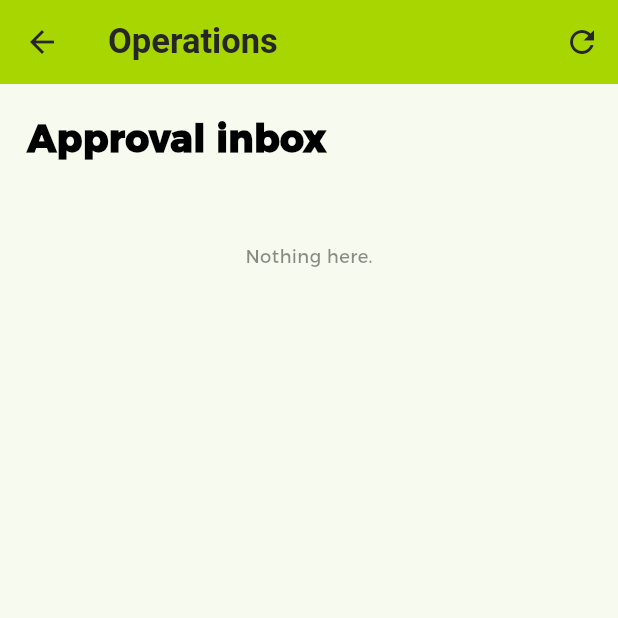
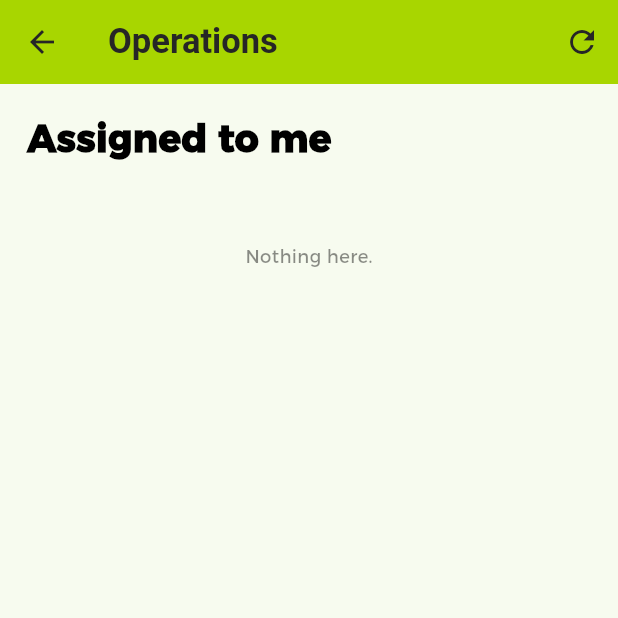
Before and after one commit to Innovatyou/Portal.trinitysecuritiesltd.com, a Flutter app: the OperationsScreen screen opened by its route, item 3 of the bottom bar chosen, after a tap on the "refresh" icon, on a phone screen of 412 x 824 dp, the top half of it. Run offline on Flutter 3.47's test engine with Material 3 defaults, Android fonts, the phone set to English and light mode, and no system bars; our stand-ins replace cached_network_image, contained_tab_bar_view, file_picker, flutter_html, flutter_spinkit, flutter_svg and 8 more; missing offline and left inert: pdfx; accounts and stored records are empty; network calls fail.

Commit message:
Mobile app: revoke a mistaken approval, list other pending requests
Matches the server changes in #5:
- Approvals tab: "Assigned to me" now holds only the user's own
  assignments; override holders also get an "Other pending requests"
  section from the new pending/others endpoint (hidden on 403).
- Request screen: "Revoke my approval" card when the API reports
  can_revoke_approval, asking for a reason before calling
  requests/{id}/revoke-approval.
- Bump version to 1.0.1+2.

Co-Authored-By: Claude Opus 5.5 <noreply@anthropic.com>

```diff
--- a/realise_customer/lib/data/controller/operations/operations_controller.dart
+++ b/realise_customer/lib/data/controller/operations/operations_controller.dart
@@ -9,17 +9,24 @@ import 'package:realise/view/components/snack_bar/show_custom_snackbar.dart';
 
 class OperationsController extends GetxController {
  final OperationsRepo repo; OperationsController({required this.repo});
- bool loading=false,submitting=false; Map<String,dynamic> stats={}; List<OperationsRequest> mine=[],inbox=[];List<OperationsWorkflow> workflowList=[];OperationsDetail? detailData;
- Future<void> load()async{loading=true;update();await Future.wait([loadStats(),loadMine(),loadInbox()]);loading=false;update();}
+ bool loading=false,submitting=false; Map<String,dynamic> stats={}; List<OperationsRequest> mine=[],inbox=[],others=[];
+ /// True once the server has confirmed this user may see others' pending
+ /// requests (operations_admin_override); hides that section otherwise.
+ bool canSeeOthers=false;List<OperationsWorkflow> workflowList=[];OperationsDetail? detailData;
+ Future<void> load()async{loading=true;update();await Future.wait([loadStats(),loadMine(),loadInbox(),loadOthers()]);loading=false;update();}
  Future<void> loadStats()async{final r=await repo.dashboard();if(r.isSuccess)stats=Map<String,dynamic>.from(jsonDecode(r.responseJson)['data']??{});}
  Future<void> loadMine()async{final r=await repo.requests();if(r.isSuccess)mine=(jsonDecode(r.responseJson)['data'] as List? ?? []).map((e)=>OperationsRequest.fromJson(Map<String,dynamic>.from(e))).toList();}
  Future<void> loadInbox()async{final r=await repo.pending();if(r.isSuccess)inbox=(jsonDecode(r.responseJson)['data'] as List? ?? []).map((e)=>OperationsRequest.fromJson(Map<String,dynamic>.from(e))).toList();}
+ Future<void> loadOthers()async{final r=await repo.otherPending();canSeeOthers=r.isSuccess;others=r.isSuccess?(jsonDecode(r.responseJson)['data'] as List? ?? []).map((e)=>OperationsRequest.fromJson(Map<String,dynamic>.from(e))).toList():[];}
  Future<void> loadWorkflows()async{final r=await repo.workflows();if(r.isSuccess)workflowList=(jsonDecode(r.responseJson)['data'] as List? ?? []).map((e)=>OperationsWorkflow.fromJson(Map<String,dynamic>.from(e))).toList();update();}
  Future<void> loadDetail(int id)async{loading=true;update();final r=await repo.detail(id);if(r.isSuccess)detailData=OperationsDetail(Map<String,dynamic>.from(jsonDecode(r.responseJson)['data']));else CustomSnackBar.error(errorList:[r.message]);loading=false;update();}
  /// Returns the new request's id on success (so the caller can attach any
  /// picked files to it right after), or null on failure.
  Future<int?> create(OperationsWorkflow flow,String title,String priority,Map<String,String> values)async{submitting=true;update();final data=<String,dynamic>{'workflow_id':'${flow.id}','title':title,'priority':priority};values.forEach((k,v)=>data['field_$k']=v);final r=await repo.create(data);submitting=false;update();final decoded=jsonDecode(r.responseJson);if(r.isSuccess&&decoded['success']==true){CustomSnackBar.success(successList:['Request submitted']);await load();return int.tryParse('${decoded['data']?['id']}');}CustomSnackBar.error(errorList:[decoded['message']?.toString()??r.message]);return null;}
- Future<void> decide(String decision,String comment)async{final d=detailData;if(d==null)return;submitting=true;update();final r=await repo.decide(d.request.id,{'stage_instance_id':'${d.raw['current_stage_instance_id']}','lock_version':'${d.raw['stage_lock_version']}','decision':decision,'comment':comment});submitting=false;if(r.isSuccess&&jsonDecode(r.responseJson)['success']==true){CustomSnackBar.success(successList:['Decision recorded']);await loadDetail(d.request.id);await loadInbox();}else CustomSnackBar.error(errorList:[jsonDecode(r.responseJson)['message']?.toString()??r.message]);update();}
+ Future<void> decide(String decision,String comment)async{final d=detailData;if(d==null)return;submitting=true;update();final r=await repo.decide(d.request.id,{'stage_instance_id':'${d.raw['current_stage_instance_id']}','lock_version':'${d.raw['stage_lock_version']}','decision':decision,'comment':comment});submitting=false;if(r.isSuccess&&jsonDecode(r.responseJson)['success']==true){CustomSnackBar.success(successList:['Decision recorded']);await loadDetail(d.request.id);await loadInbox();await loadOthers();}else CustomSnackBar.error(errorList:[jsonDecode(r.responseJson)['message']?.toString()??r.message]);update();}
+ /// Takes back this user's own approval after a mistake. The server only
+ /// allows it while nobody has acted on the request since (can_revoke_approval).
+ Future<void> revokeApproval(String reason)async{final d=detailData;if(d==null||reason.trim().isEmpty)return;submitting=true;update();final r=await repo.revokeApproval(d.request.id,reason.trim());submitting=false;if(r.isSuccess&&jsonDecode(r.responseJson)['success']==true){CustomSnackBar.success(successList:['Approval revoked']);await loadDetail(d.request.id);await loadInbox();await loadOthers();}else CustomSnackBar.error(errorList:[jsonDecode(r.responseJson)['message']?.toString()??r.message]);update();}
  Future<void> addComment(String value)async{if(detailData==null||value.trim().isEmpty)return;final id=detailData!.request.id;submitting=true;update();final r=await repo.comment(id,value.trim());submitting=false;if(r.isSuccess&&jsonDecode(r.responseJson)['success']==true){CustomSnackBar.success(successList:['Comment added']);await loadDetail(id);}else CustomSnackBar.error(errorList:[jsonDecode(r.responseJson)['message']?.toString()??r.message]);update();}
  Future<void> askQuestion(String question)async{final d=detailData;if(d==null||question.trim().isEmpty)return;submitting=true;update();final r=await repo.requestInformation(d.request.id,question.trim());submitting=false;if(r.isSuccess&&jsonDecode(r.responseJson)['success']==true){CustomSnackBar.success(successList:['Question sent']);await loadDetail(d.request.id);await loadInbox();}else CustomSnackBar.error(errorList:[jsonDecode(r.responseJson)['message']?.toString()??r.message]);update();}
  Future<void> respondToInformation(String response)async{final d=detailData;if(d==null||response.trim().isEmpty)return;final conversationId=d.openConversationId;if(conversationId==null)return;submitting=true;update();final r=await repo.respondInformation(d.request.id,conversationId,response.trim());submitting=false;if(r.isSuccess&&jsonDecode(r.responseJson)['success']==true){CustomSnackBar.success(successList:['Response sent']);await loadDetail(d.request.id);await loadMine();}else CustomSnackBar.error(errorList:[jsonDecode(r.responseJson)['message']?.toString()??r.message]);update();}
--- a/realise_customer/lib/data/model/operations/operations_models.dart
+++ b/realise_customer/lib/data/model/operations/operations_models.dart
@@ -18,6 +18,7 @@ class OperationsDetail {
   OperationsDetail(this.raw);
   OperationsRequest get request=>OperationsRequest.fromJson(raw);
   bool get canDecide=>raw['can_decide']==true;
+  bool get canRevokeApproval=>raw['can_revoke_approval']==true;
   bool get canResubmit=>raw['can_resubmit']==true;
   bool get canCancel=>raw['can_cancel']==true;
   bool get canDelete=>raw['can_delete']==true;
--- a/realise_customer/lib/data/repo/operations/operations_repo.dart
+++ b/realise_customer/lib/data/repo/operations/operations_repo.dart
@@ -43,6 +43,10 @@ class OperationsRepo {
  Future<ResponseModel> dashboard()=>api.request(base,Method.getMethod,null,passHeader:true);
  Future<ResponseModel> requests()=>api.request('$base/requests',Method.getMethod,null,passHeader:true);
  Future<ResponseModel> pending()=>api.request('$base/pending',Method.getMethod,null,passHeader:true);
+ /// Override holders only - everything waiting on a decision that isn't
+ /// assigned to this user. Everyone else gets a 403.
+ Future<ResponseModel> otherPending()=>api.request('$base/pending/others',Method.getMethod,null,passHeader:true);
+ Future<ResponseModel> revokeApproval(int id,String reason)=>api.request('$base/requests/$id/revoke-approval',Method.postMethod,{'reason':reason},passHeader:true);
  Future<ResponseModel> workflows()=>api.request('$base/workflows',Method.getMethod,null,passHeader:true);
  Future<ResponseModel> detail(int id)=>api.request('$base/requests/$id',Method.getMethod,null,passHeader:true);
  Future<ResponseModel> create(Map<String,dynamic> data)=>api.request('$base/requests',Method.postMethod,data,passHeader:true);
--- a/realise_customer/lib/view/screens/operations/operations_screen.dart
+++ b/realise_customer/lib/view/screens/operations/operations_screen.dart
@@ -3,6 +3,7 @@ import 'package:get/get.dart';
 import 'package:realise/core/route/route.dart';
 import 'package:realise/core/utils/color_resources.dart';
 import 'package:realise/data/controller/operations/operations_controller.dart';
+import 'package:realise/data/model/operations/operations_models.dart';
 import 'package:realise/data/repo/operations/operations_repo.dart';
 import 'package:realise/data/services/api_service.dart';
 import 'package:realise/view/components/operations/depth_card.dart';
@@ -56,14 +57,25 @@ class _OperationsState extends State<OperationsScreen> {
             _metric('Returned', state.stats['returned'], Colors.purple, () => goTo(1, 'returned')),
           ]),
         ] else Row(children: [
-          Expanded(child: Text(tab == 1 ? (statusFilter == null ? 'My requests' : 'My requests — ${statusFilter![0].toUpperCase()}${statusFilter!.substring(1)}') : 'Approval inbox', style: const TextStyle(fontSize: 25, fontWeight: FontWeight.w900))),
+          Expanded(child: Text(tab == 1 ? (statusFilter == null ? 'My requests' : 'My requests — ${statusFilter![0].toUpperCase()}${statusFilter!.substring(1)}') : 'Assigned to me', style: const TextStyle(fontSize: 25, fontWeight: FontWeight.w900))),
           if (statusFilter != null) TextButton(onPressed: () => setState(() => statusFilter = null), child: const Text('Clear filter')),
         ]),
         const SizedBox(height: 12),
         if (tab != 0 && items.isEmpty) const Padding(padding: EdgeInsets.only(top: 40), child: Center(child: Text('Nothing here.', style: TextStyle(color: Colors.black45)))),
-        ...items.take(tab == 0 ? 4 : items.length).map((r) => DepthCard(accent: ColorResources.primaryColor, onTap: () => Get.toNamed(RouteHelper.operationsDetailScreen, arguments: r.id), child: ListTile(contentPadding: EdgeInsets.zero, leading: const Icon(Icons.description, color: ColorResources.primaryColor), title: Text(r.title, style: const TextStyle(fontWeight: FontWeight.w800)), subtitle: Text('${r.number} | ${r.workflow}'), trailing: const Icon(Icons.chevron_right)))),
+        ...items.take(tab == 0 ? 4 : items.length).map(_requestCard),
+        // Override holders can decide anything, but only their own
+        // assignments count as "awaiting me" - the rest is listed apart.
+        if (tab == 2 && state.canSeeOthers) ...[
+          const SizedBox(height: 24),
+          const Text('Other pending requests', style: TextStyle(fontSize: 20, fontWeight: FontWeight.w900)),
+          const Text('Not assigned to you - open one to decide it as an override.', style: TextStyle(color: Colors.black54)),
+          const SizedBox(height: 12),
+          if (state.others.isEmpty) const Padding(padding: EdgeInsets.symmetric(vertical: 16), child: Center(child: Text('Nothing here.', style: TextStyle(color: Colors.black45)))),
+          ...state.others.map(_requestCard),
+        ],
       ]));
     }),
   );
+  Widget _requestCard(OperationsRequest r) => DepthCard(accent: ColorResources.primaryColor, onTap: () => Get.toNamed(RouteHelper.operationsDetailScreen, arguments: r.id), child: ListTile(contentPadding: EdgeInsets.zero, leading: const Icon(Icons.description, color: ColorResources.primaryColor), title: Text(r.title, style: const TextStyle(fontWeight: FontWeight.w800)), subtitle: Text('${r.number} | ${r.workflow}'), trailing: const Icon(Icons.chevron_right)));
   Widget _metric(String label, dynamic value, Color color, VoidCallback onTap) => DepthCard(accent: color, onTap: onTap, child: Column(crossAxisAlignment: CrossAxisAlignment.start, children: [Icon(Icons.auto_awesome, color: color), const Spacer(), Text('${value ?? 0}', style: const TextStyle(fontSize: 25, fontWeight: FontWeight.w900)), Text(label, style: const TextStyle(fontSize: 11))]));
 }
--- a/realise_customer/pubspec.yaml
+++ b/realise_customer/pubspec.yaml
@@ -1,7 +1,7 @@
 name: realise
 description: "WorkFlow mobile operations and approvals app"
 publish_to: 'none' # Remove this line if you wish to publish to pub.dev
-version: 1.0.0+1
+version: 1.0.1+2
 
 environment:
   sdk: ^3.5.4
```
Also changed, not shown: realise_customer/lib/view/screens/operations/operations_detail_screen.dart (+29 -0 lines).
